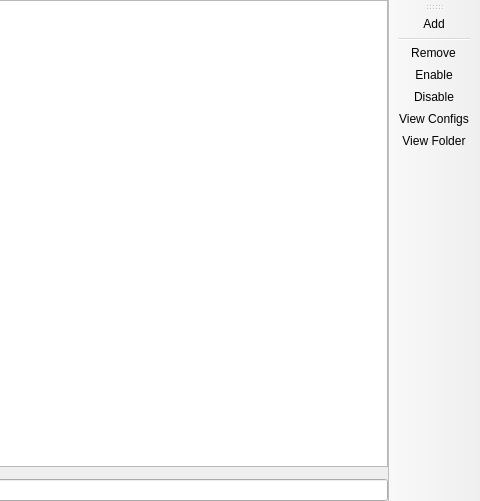
The window that launcher/ui/pages/instance/ExternalResourcesPage.ui (FreesmTeam/FreesmLauncher) describes before a commit, drawn with Qt 5; both pictures show x 562 to 1042 and y 0 to 501 of the 1042 by 501 pixel window.
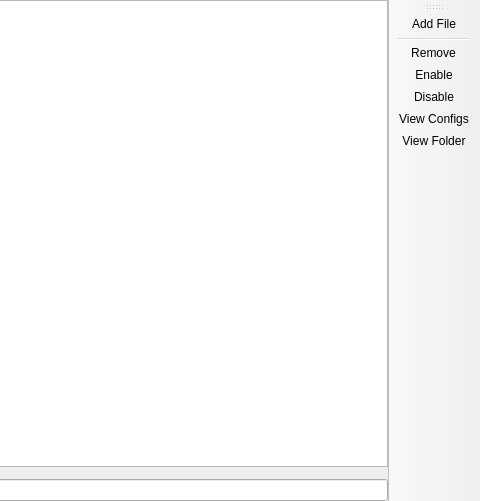
The same window after the commit. Custom widgets are drawn as their Qt base class.

The edit to the form file:
```diff
--- a/launcher/ui/pages/instance/ExternalResourcesPage.ui
+++ b/launcher/ui/pages/instance/ExternalResourcesPage.ui
@@ -95,7 +95,7 @@
   </widget>
   <action name="actionAddItem">
    <property name="text">
-    <string>&amp;Add</string>
+    <string>&amp;Add File</string>
    </property>
    <property name="toolTip">
     <string>Add</string>
```
Left out of the diff: 48 changed lines with no effect on the pictures.
